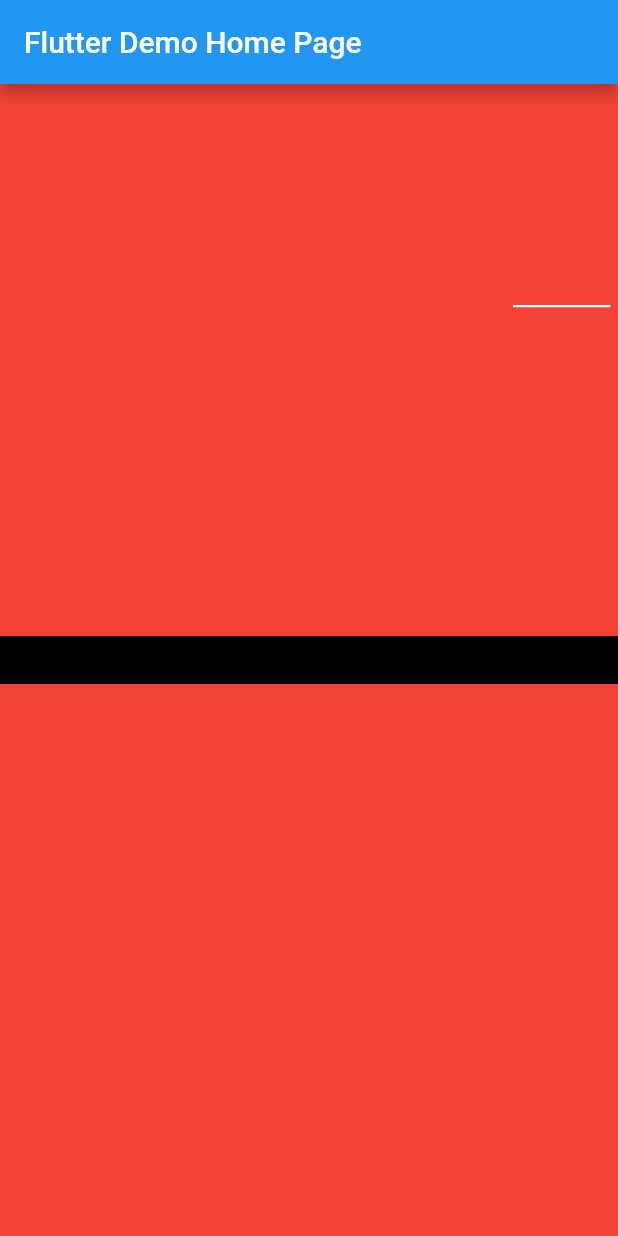
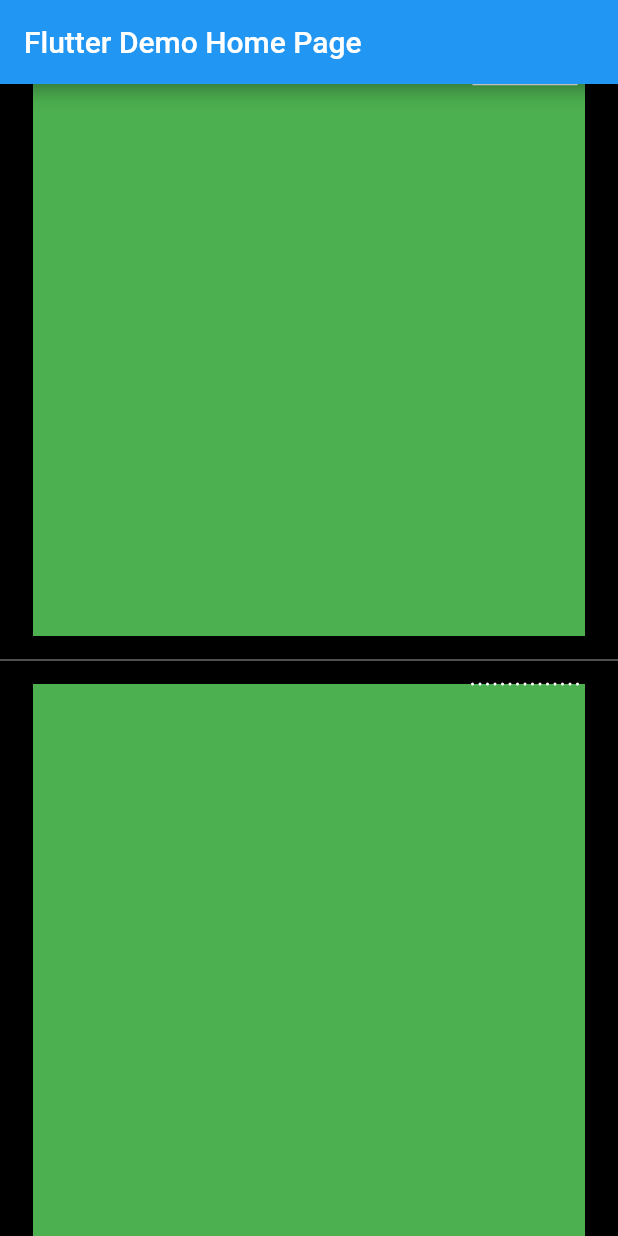
Before and after one commit to tajaouart/real_time_chart, a Flutter app: the screen it shows after launch, on a phone screen of 412 x 824 dp. Run offline on Flutter 3.47's test engine with Material 2 defaults, Android fonts, the phone set to English and light mode, and no system bars.

Commit message:
make graphs scalable to handle values greater than the heigh of the canvas

```diff
--- a/example/lib/main.dart
+++ b/example/lib/main.dart
@@ -34,38 +34,40 @@ class MyHomePage extends StatefulWidget {
 class _MyHomePageState extends State<MyHomePage> {
   @override
   Widget build(BuildContext context) {
+    final stream = getDataStream().asBroadcastStream();
+
     return Scaffold(
       backgroundColor: Colors.black,
       appBar: AppBar(
         title: Text(widget.title),
       ),
-      body: Column(
+      body: SizedBox(
+        width: double.maxFinite,
+        child: Column(
           children: [
-          Flexible(
+            Expanded(
               child: Container(
-              color: Colors.red,
-              width: MediaQuery.of(context).size.width,
-              height: MediaQuery.of(context).size.width,
+                color: Colors.green,
                 child: RealTimeGraph(
-                stream: getDataStream(),
+                  stream: stream,
                 ),
               ),
             ),
             const SizedBox(
               height: 32,
+              child: Divider(color: Colors.grey,),
             ),
-          Flexible(
+            Expanded(
               child: Container(
-              color: Colors.red,
-              width: MediaQuery.of(context).size.width,
-              height: MediaQuery.of(context).size.width,
+                color: Colors.green,
                 child: RealTimeGraph(
-                stream: getDataStream(),
+                  stream: stream,
                   displayMode: ChartDisplay.points,
                 ),
               ),
             ),
           ],
+        ),
       ),
     );
   }
@@ -75,7 +77,7 @@ class _MyHomePageState extends State<MyHomePage> {
 
   Stream<double> getDataStream() {
     return Stream.periodic(const Duration(milliseconds: 500), (_) {
-      return Random().nextInt(300).toDouble();
+      return Random().nextInt(500).toDouble();
     });
   }
 }
```
Also changed, not shown: lib/src/live_chart.dart (+58 -29 lines). Lines whose indentation alone changed are shown as unchanged.
